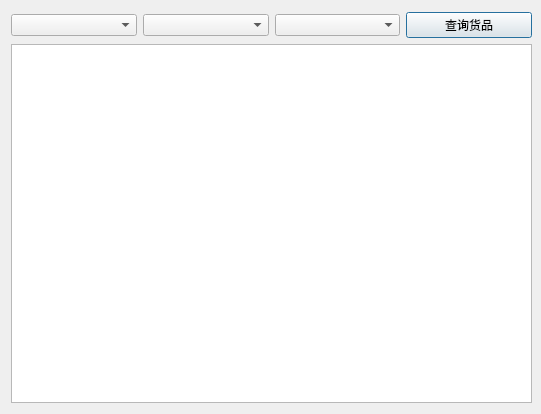
Before: the Qt Designer form viewgoodsdialog.ui in cryring/myorder, drawn with Qt 5.
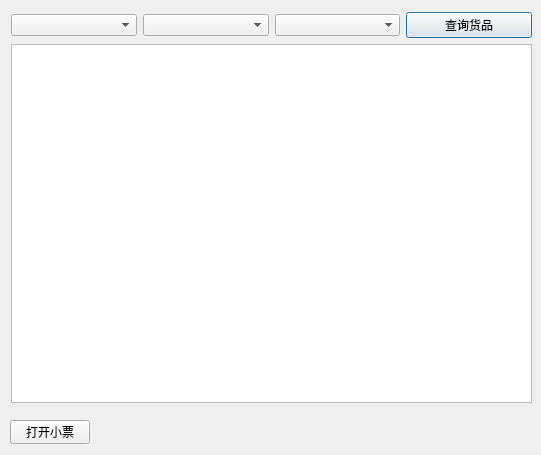
After: the same form once the commit is applied.

The edit to the form file:
```diff
--- a/viewgoodsdialog.ui
+++ b/viewgoodsdialog.ui
@@ -7,7 +7,7 @@
     <x>0</x>
     <y>0</y>
     <width>541</width>
-    <height>414</height>
+    <height>455</height>
    </rect>
   </property>
   <property name="windowTitle">
@@ -48,6 +48,19 @@
     </item>
    </layout>
   </widget>
+  <widget class="QPushButton" name="openInvoiceButton">
+   <property name="geometry">
+    <rect>
+     <x>10</x>
+     <y>420</y>
+     <width>80</width>
+     <height>24</height>
+    </rect>
+   </property>
+   <property name="text">
+    <string>打开小票</string>
+   </property>
+  </widget>
  </widget>
  <resources/>
  <connections/>
```
